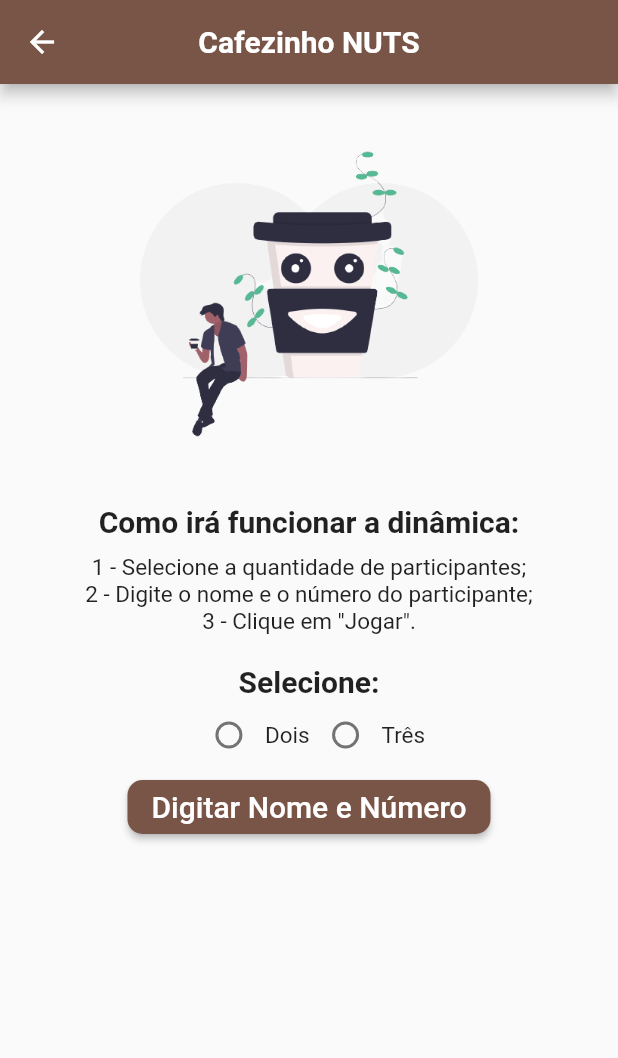
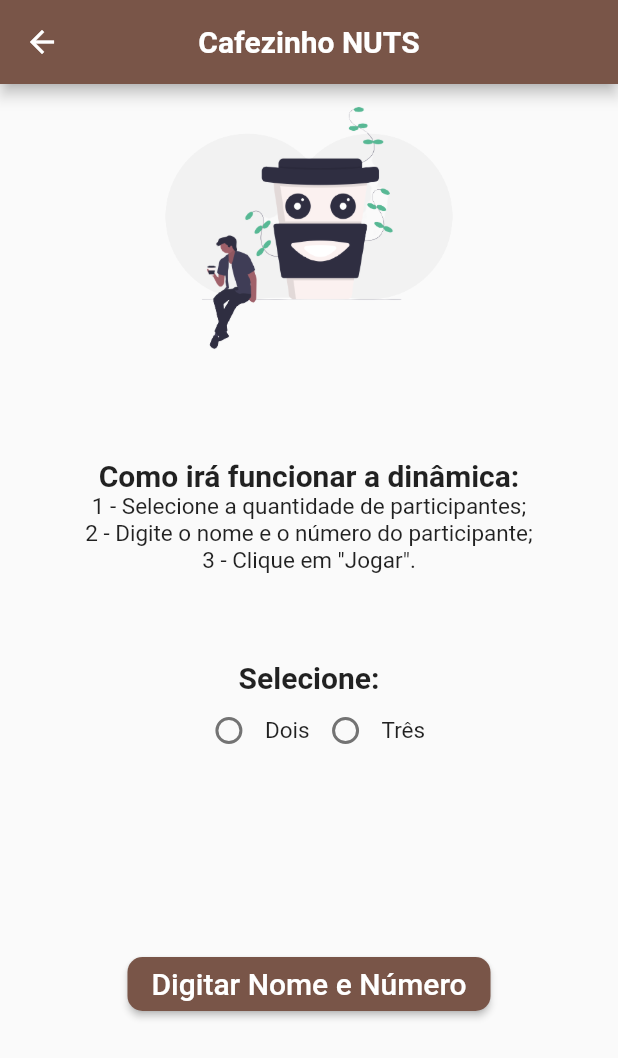
Before and after one commit to SamuelEngComp/appFlutterCafezinho, a Flutter app: the screen it shows after launch, after a tap on "Vamos Começar", on a phone screen of 412 x 824 dp. Shown: the top 1058 px of the screen. Run offline on Flutter 3.47's test engine with Material 2 defaults, Android fonts, the phone set to English and light mode, and no system bars; our stand-ins replace animated_splash_screen.

Commit message:
deixando as telas responsivas com LayoutBuilder

```diff
--- a/lib/tela_inicial.dart
+++ b/lib/tela_inicial.dart
@@ -35,21 +35,30 @@ class _TelaInicialState extends State<TelaInicial> {
       ),
 
       body: SafeArea(
-        child: Column(
-          crossAxisAlignment: CrossAxisAlignment.center,
-          children: [
-            Row(
+        child: Container(
+          width: MediaQuery.of(context).size.width,
+          height: MediaQuery.of(context).size.height,
+          child: LayoutBuilder(
+            builder: (_, constraints){
+              return Column(
                 mainAxisAlignment: MainAxisAlignment.center,
                 crossAxisAlignment: CrossAxisAlignment.center,
                 children: [
-                Image.asset(caminhoImagemLogo,
+                  Container(
+                    width: constraints.maxWidth,
+                    height: constraints.maxHeight/4,
+                    child: Image.asset(caminhoImagemLogo,
                       alignment: Alignment.center,
-                  width: 280,
-                  height: 280,),
-              ],
+                      width: constraints.maxWidth,
+                      height: constraints.maxHeight/4,),
                   ),
 
-            Row(
+
+
+                  Container(
+                    width: constraints.maxWidth * 0.8,
+                    height: constraints.maxHeight/4,
+                    child: Column(
                       mainAxisAlignment: MainAxisAlignment.center,
                       crossAxisAlignment: CrossAxisAlignment.center,
                         children: const [
@@ -57,16 +66,6 @@ class _TelaInicialState extends State<TelaInicial> {
                             style: TextStyle(fontSize: 20,
                                 fontWeight: FontWeight.bold,
                                 fontStyle: FontStyle.normal),),
-              ],
-            ),
-
-        Row(
-          mainAxisAlignment: MainAxisAlignment.center,
-          crossAxisAlignment: CrossAxisAlignment.center,
-          children: [
-            Column(
-              children: const [
-                SizedBox(height: 10,),
                           Text(instrucao01,
                             style: TextStyle(fontSize: 15,
                                 fontWeight: FontWeight.normal,
@@ -79,19 +78,17 @@ class _TelaInicialState extends State<TelaInicial> {
                             style: TextStyle(fontSize: 15,
                                 fontWeight: FontWeight.normal,
                                 fontStyle: FontStyle.normal),),
+
                         ],
                     ),
-          ],
                   ),
 
-            Expanded(
-              flex: 0,
+                  Container(
+                    width: constraints.maxWidth,
+                    height: constraints.maxHeight/4,
                     child: Column(
                       crossAxisAlignment: CrossAxisAlignment.center,
                       children: [
-                  const SizedBox(
-                    height: 20,
-                  ),
                         const Text('Selecione:',
                           style: TextStyle(
                               fontSize: 20,
@@ -148,14 +145,20 @@ class _TelaInicialState extends State<TelaInicial> {
                     ),
                   ),
 
-            Row(
-              mainAxisAlignment: MainAxisAlignment.center,
+                  Container(
+                    width: constraints.maxWidth,
+                    height: constraints.maxHeight/4,
+                    child: Column(
                       children: [
                         verificaRadioSelecionado(),
                       ],
                     ),
+                  ),
 
                 ],
+              );
+            },
+          ),
         ),
       )
 
--- a/lib/tela_slash.dart
+++ b/lib/tela_slash.dart
@@ -18,45 +18,50 @@ class TelaSlash extends StatelessWidget {
         ),),
       ),
       body: SafeArea(
-        child: Column(
+        child: Container(
+          width: MediaQuery.of(context).size.width,
+          height: MediaQuery.of(context).size.height,
+          child: LayoutBuilder(
+            builder: (_, constraints){
+              return Column(
+                mainAxisAlignment: MainAxisAlignment.center,
                 crossAxisAlignment: CrossAxisAlignment.center,
                 children: [
-              Row(
+                  Container(
+                    width: constraints.maxWidth,
+                    height: constraints.maxHeight/3,
+                    child: Image.asset(caminhoImagemLogo,
+                        alignment: Alignment.center,
+                        width: constraints.maxWidth,
+                        height: constraints.maxHeight/3,),
+                  ),
+
+                  Container(
+                    width: constraints.maxWidth * 0.8,
+                    height: constraints.maxHeight/3,
+                    child: Column(
                       mainAxisAlignment: MainAxisAlignment.center,
-                  children: [
-                    Image.asset(caminhoImagemLogo,
-                      alignment: Alignment.center,
-                      width: 280,
-                      height: 280,),
-                  ],
-              ),
-              Row(
-                mainAxisAlignment: MainAxisAlignment.center,
+                      crossAxisAlignment: CrossAxisAlignment.center,
                       children: const [
-                  SizedBox(height: 50,),
                          Text(tituloIntroducao,
                            style: TextStyle(fontSize: 20,
                                fontWeight: FontWeight.bold,
                                fontFamily: 'Sansita',
                                fontStyle: FontStyle.normal),),
-                ],
-              ),
-              Row(
-                mainAxisAlignment: MainAxisAlignment.center,
-                crossAxisAlignment: CrossAxisAlignment.center,
-                children: const [
-                  SizedBox(
-                    width: 320,
-                    height: 110,
-                    child: Text(textoIntroducao,
+                         SizedBox(height: 10,),
+                         Text(textoIntroducao,
                            style: TextStyle(fontSize: 15,
                                fontWeight: FontWeight.normal,
                                fontFamily: 'Sansita',
                                fontStyle: FontStyle.normal),),
-                  ),
                        ],
                      ),
-              Row(
+                    ),
+
+                    Container(
+                      width: constraints.maxWidth,
+                      height: constraints.maxHeight/3,
+                      child: Column(
                         mainAxisAlignment: MainAxisAlignment.center,
                         children: [
                           ElevatedButton(
@@ -76,12 +81,18 @@ class TelaSlash extends StatelessWidget {
                             child: const Text(textoBotaoVamosComecar,
                               style: TextStyle(fontSize: 20,
                                   fontFamily: 'Sansita',
-                            fontStyle: FontStyle.normal),),),
-                ],
+                                  fontStyle: FontStyle.normal),),
                           ),
                         ],
                       ),
                     ),
+
+              ],
+              );
+            },
+          ),
+
+              ),),
     );
   }
 }
```
Also changed, not shown: lib/tela_resultado.dart (+35 -28 lines), assets/imagens/logo_nuts_sem_fundo.png (deleted), assets/imagens/undraw_coffee_break_j3of.png (deleted), lib/tela_campos.dart (indentation only). Lines whose indentation alone changed are shown as unchanged.
